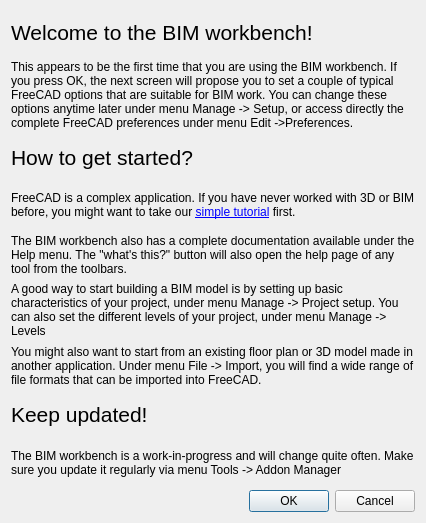
This is dialogWelcome.ui in yorikvanhavre/BIM_Workbench as Qt 5 draws it before an edit. The edited form follows.
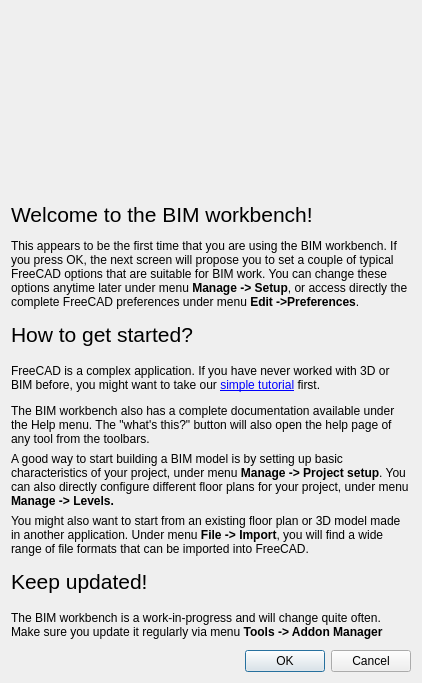
This is the edited form.

Commit message: Better welcome screen

The edit to the form file:
```diff
--- a/dialogWelcome.ui
+++ b/dialogWelcome.ui
@@ -6,14 +6,27 @@
    <rect>
     <x>0</x>
     <y>0</y>
-    <width>426</width>
-    <height>523</height>
+    <width>420</width>
+    <height>683</height>
    </rect>
   </property>
   <property name="windowTitle">
    <string>Welcome</string>
   </property>
   <layout class="QVBoxLayout" name="verticalLayout">
+   <item>
+    <widget class="QLabel" name="image">
+     <property name="minimumSize">
+      <size>
+       <width>400</width>
+       <height>178</height>
+      </size>
+     </property>
+     <property name="text">
+      <string/>
+     </property>
+    </widget>
+   </item>
    <item>
     <widget class="QLabel" name="label">
      <property name="font">
@@ -29,7 +42,7 @@
    <item>
     <widget class="QLabel" name="label_2">
      <property name="text">
-      <string>This appears to be the first time that you are using the BIM workbench. If you press OK, the next screen will propose you to set a couple of typical FreeCAD options that are suitable for BIM work. You can change these options anytime later under menu Manage -&gt; Setup, or access directly the complete FreeCAD preferences under menu Edit -&gt;Preferences.</string>
+      <string>&lt;html&gt;&lt;head/&gt;&lt;body&gt;&lt;p&gt;This appears to be the first time that you are using the BIM workbench. If you press OK, the next screen will propose you to set a couple of typical FreeCAD options that are suitable for BIM work. You can change these options anytime later under menu &lt;span style=&quot; font-weight:600;&quot;&gt;Manage -&amp;gt; Setup&lt;/span&gt;, or access directly the complete FreeCAD preferences under menu &lt;span style=&quot; font-weight:600;&quot;&gt;Edit -&amp;gt;Preferences&lt;/span&gt;.&lt;/p&gt;&lt;/body&gt;&lt;/html&gt;</string>
      </property>
      <property name="wordWrap">
       <bool>true</bool>
@@ -71,7 +84,7 @@
    <item>
     <widget class="QLabel" name="label_5">
      <property name="text">
-      <string>A good way to start building a BIM model is by setting up basic characteristics of your project, under menu Manage -&gt; Project setup. You can also set the different levels of your project, under menu Manage -&gt; Levels</string>
+      <string>&lt;html&gt;&lt;head/&gt;&lt;body&gt;&lt;p&gt;A good way to start building a BIM model is by setting up basic characteristics of your project, under menu &lt;span style=&quot; font-weight:600;&quot;&gt;Manage -&amp;gt; Project setup&lt;/span&gt;. You can also directly configure different floor plans for your project, under menu &lt;span style=&quot; font-weight:600;&quot;&gt;Manage -&amp;gt; Levels.&lt;/span&gt;&lt;/p&gt;&lt;/body&gt;&lt;/html&gt;</string>
      </property>
      <property name="wordWrap">
       <bool>true</bool>
@@ -81,7 +94,7 @@
    <item>
     <widget class="QLabel" name="label_6">
      <property name="text">
-      <string>You might also want to start from an existing floor plan or 3D model made in another application. Under menu File -&gt; Import, you will find a wide range of file formats that can be imported into FreeCAD.</string>
+      <string>&lt;html&gt;&lt;head/&gt;&lt;body&gt;&lt;p&gt;You might also want to start from an existing floor plan or 3D model made in another application. Under menu &lt;span style=&quot; font-weight:600;&quot;&gt;File -&amp;gt; Import&lt;/span&gt;, you will find a wide range of file formats that can be imported into FreeCAD.&lt;/p&gt;&lt;/body&gt;&lt;/html&gt;</string>
      </property>
      <property name="wordWrap">
       <bool>true</bool>
@@ -103,7 +116,7 @@
    <item>
     <widget class="QLabel" name="label_9">
      <property name="text">
-      <string>The BIM workbench is a work-in-progress and will change quite often. Make sure you update it regularly via menu Tools -&gt; Addon Manager</string>
+      <string>&lt;html&gt;&lt;head/&gt;&lt;body&gt;&lt;p&gt;The BIM workbench is a work-in-progress and will change quite often. Make sure you update it regularly via menu &lt;span style=&quot; font-weight:600;&quot;&gt;Tools -&amp;gt; Addon Manager&lt;/span&gt;&lt;/p&gt;&lt;/body&gt;&lt;/html&gt;</string>
      </property>
      <property name="wordWrap">
       <bool>true</bool>
```
The commit also changes 7 other files.
